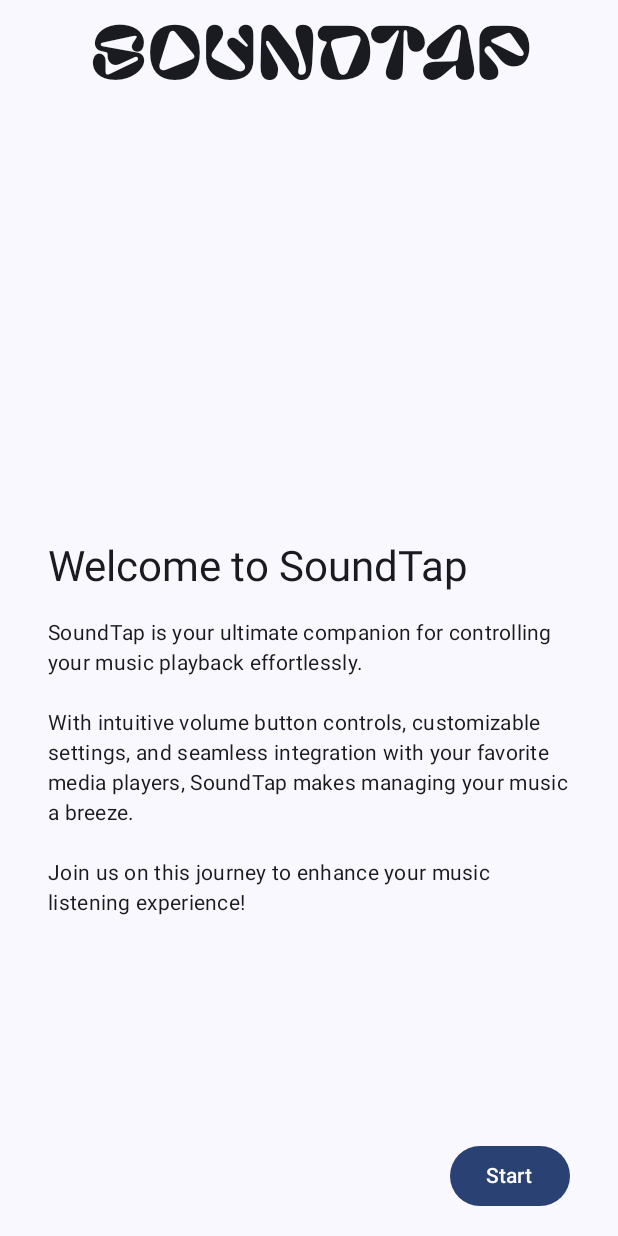
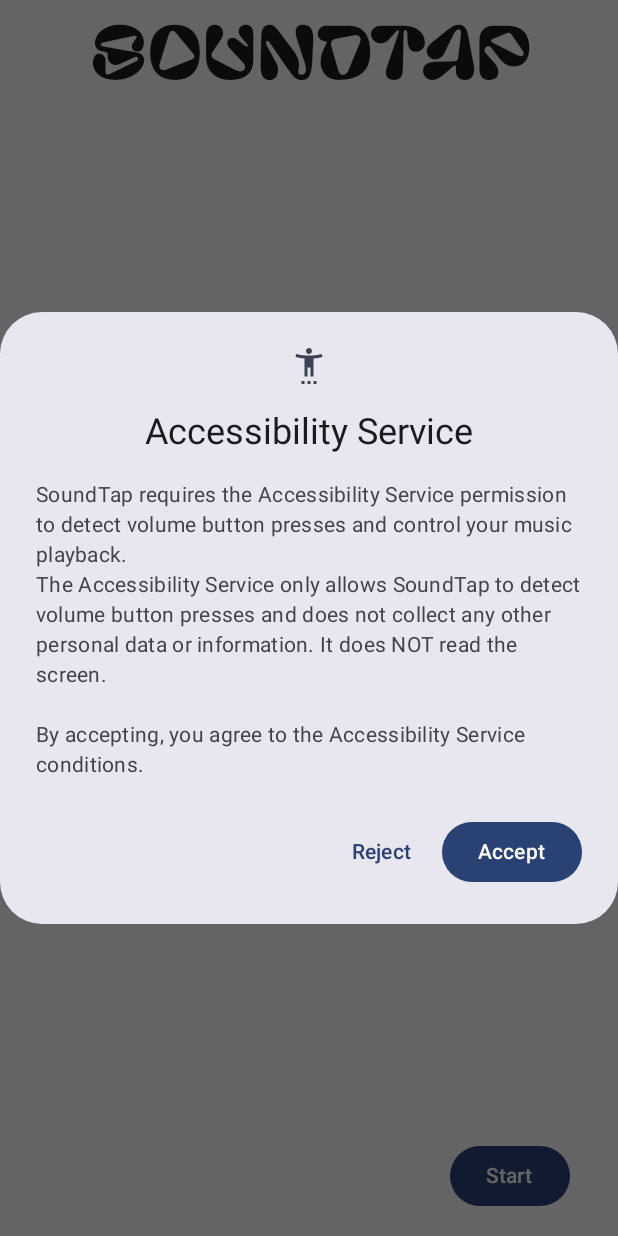
Before and after one commit to Angel-Studio/SoundTap, an Android app built with Jetpack Compose: the screen it shows after launch (MainActivity), on a phone screen of 412 x 824 dp. Run offline under Robolectric (Android 15) with nearby library versions, the phone set to English and light mode, and no system bars; our stand-ins replace Dagger/Hilt's generated code; 6 statements that could not run were skipped.

Commit message:
Added Accessibility service Play Store exigences
Took 24 minutes

```diff
--- a/app/src/main/java/fr/angel/soundtap/ui/OnboardingScreen.kt
+++ b/app/src/main/java/fr/angel/soundtap/ui/OnboardingScreen.kt
@@ -3,6 +3,10 @@
 import androidx.compose.animation.AnimatedContent
 import androidx.compose.animation.AnimatedVisibility
 import androidx.compose.animation.animateContentSize
+import androidx.compose.animation.fadeIn
+import androidx.compose.animation.fadeOut
+import androidx.compose.animation.scaleIn
+import androidx.compose.animation.scaleOut
 import androidx.compose.foundation.layout.Arrangement
 import androidx.compose.foundation.layout.Column
 import androidx.compose.foundation.layout.ColumnScope
@@ -12,14 +16,20 @@
 import androidx.compose.foundation.layout.fillMaxSize
 import androidx.compose.foundation.layout.fillMaxWidth
 import androidx.compose.foundation.layout.padding
+import androidx.compose.material.icons.Icons
+import androidx.compose.material.icons.filled.SettingsAccessibility
+import androidx.compose.material3.AlertDialog
 import androidx.compose.material3.Button
 import androidx.compose.material3.FilledTonalButton
+import androidx.compose.material3.Icon
 import androidx.compose.material3.MaterialTheme
 import androidx.compose.material3.Text
 import androidx.compose.material3.TextButton
 import androidx.compose.runtime.Composable
+import androidx.compose.runtime.LaunchedEffect
 import androidx.compose.runtime.getValue
 import androidx.compose.runtime.mutableIntStateOf
+import androidx.compose.runtime.mutableStateOf
 import androidx.compose.runtime.saveable.rememberSaveable
 import androidx.compose.runtime.setValue
 import androidx.compose.ui.Alignment
@@ -62,6 +72,10 @@
 	val context = LocalContext.current
 	val accessibilityServiceUiState by SoundTapAccessibilityService.uiState.collectAsStateWithLifecycle()
 	val uiState by mainViewModel.uiState.collectAsStateWithLifecycle()
+
+	var hasAcceptedAccessibilityServiceConditions by rememberSaveable { mutableStateOf(false) }
+	var dialogVisibility by rememberSaveable { mutableStateOf(false) }
+
 	val onboardingPages: List<OnboardingPage> = listOf(
 		OnboardingPage(
 			title = "Welcome to SoundTap",
@@ -105,10 +119,16 @@
 						"\n\nThe Accessibility Service only allows SoundTap to detect volume button presses and does not collect any other personal data or information. It does NOT read the screen." +
 						"\n\nTo enable the Accessibility Service, tap the button below and enable SoundTap from the list."
 			),
-			nextButtonEnabled = accessibilityServiceUiState.isRunning,
+			nextButtonEnabled = accessibilityServiceUiState.isRunning && hasAcceptedAccessibilityServiceConditions,
 			animationImage = R.raw.empty,
 			actionButtonLabel = "Open Accessibility Settings",
-			actionButtonOnClick = { GlobalHelper.openAccessibilitySettings(context) },
+			actionButtonOnClick = {
+				if (hasAcceptedAccessibilityServiceConditions.not()) {
+					dialogVisibility = true
+				} else {
+					GlobalHelper.openAccessibilitySettings(context)
+				}
+			},
 		),
 		OnboardingPage(
 			title = "All Set!",
@@ -130,6 +150,12 @@
 	)
 
 	var currentPage by rememberSaveable { mutableIntStateOf(0) }
+
+	LaunchedEffect(key1 = currentPage) {
+		if (hasAcceptedAccessibilityServiceConditions.not()) {
+			dialogVisibility = true
+		}
+	}
 
 	Column(
 		modifier = modifier.fillMaxSize(),
@@ -191,6 +217,12 @@
 			}
 		}
 	}
+
+	AcceptAccessibilityServiceDialog(
+		visible = dialogVisibility,
+		onAccept = { hasAcceptedAccessibilityServiceConditions = true },
+		onDismiss = { dialogVisibility = false }
+	)
 }
 
 @Composable
@@ -267,3 +299,52 @@
 		bottomContent()
 	}
 }
+
+@Composable
+private fun AcceptAccessibilityServiceDialog(
+	modifier: Modifier = Modifier,
+	visible: Boolean,
+	onAccept: () -> Unit,
+	onDismiss: () -> Unit,
+) {
+	AnimatedVisibility(
+		visible = visible,
+		modifier = modifier,
+		enter = fadeIn() + scaleIn(),
+		exit = fadeOut() + scaleOut()
+	) {
+		AlertDialog(
+			icon = {
+				Icon(
+					imageVector = Icons.Default.SettingsAccessibility,
+					contentDescription = null,
+				)
+			},
+			title = {
+				Text(text = "Accessibility Service")
+			},
+			text = {
+				Text(
+					text = "SoundTap requires the Accessibility Service permission to detect volume button presses and control your music playback." +
+							"\nThe Accessibility Service only allows SoundTap to detect volume button presses and does not collect any other personal data or information. It does NOT read the screen." +
+							"\n\nBy accepting, you agree to the Accessibility Service conditions."
+				)
+			},
+			confirmButton = {
+				Button(
+					onClick = onAccept
+				) {
+					Text("Accept")
+				}
+			},
+			dismissButton = {
+				TextButton(
+					onClick = onDismiss
+				) {
+					Text("Reject")
+				}
+			},
+			onDismissRequest = onDismiss
+		)
+	}
+}
```
